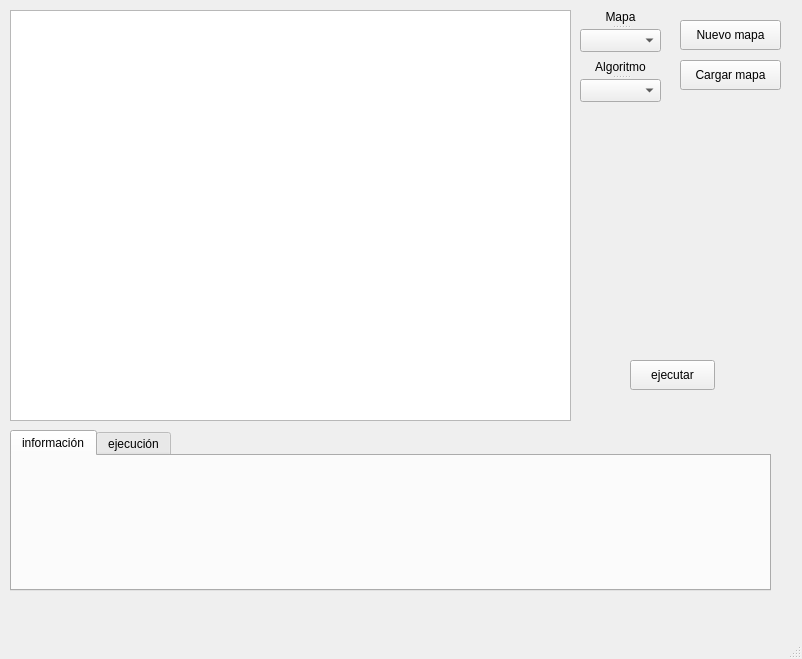
The window that gui_src/tsp_gui.ui (Bercero/Tsp_coa) describes before a commit, drawn with Qt 5.
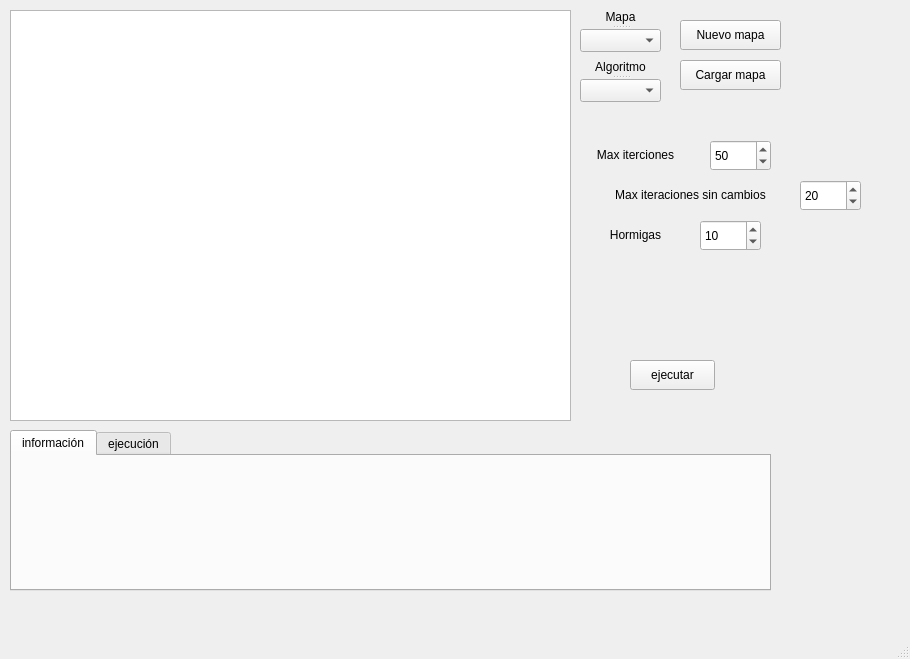
The same window after the commit.

Commit message: voy a cambiar algunas cosas en la gui, esto es un respaldo

```diff
--- a/gui_src/tsp_gui.ui
+++ b/gui_src/tsp_gui.ui
@@ -6,7 +6,7 @@
    <rect>
     <x>0</x>
     <y>0</y>
-    <width>802</width>
+    <width>910</width>
     <height>659</height>
    </rect>
   </property>
@@ -124,6 +124,102 @@
      </rect>
     </property>
    </widget>
+   <widget class="QSpinBox" name="itSpinBox">
+    <property name="geometry">
+     <rect>
+      <x>710</x>
+      <y>140</y>
+      <width>61</width>
+      <height>31</height>
+     </rect>
+    </property>
+    <property name="minimum">
+     <number>1</number>
+    </property>
+    <property name="maximum">
+     <number>1000</number>
+    </property>
+    <property name="value">
+     <number>50</number>
+    </property>
+   </widget>
+   <widget class="QLabel" name="itLabel">
+    <property name="geometry">
+     <rect>
+      <x>580</x>
+      <y>140</y>
+      <width>111</width>
+      <height>31</height>
+     </rect>
+    </property>
+    <property name="text">
+     <string>&lt;html&gt;&lt;head/&gt;&lt;body&gt;&lt;p align=&quot;center&quot;&gt;Max iterciones&lt;/p&gt;&lt;/body&gt;&lt;/html&gt;</string>
+    </property>
+   </widget>
+   <widget class="QLabel" name="itSCLabel">
+    <property name="geometry">
+     <rect>
+      <x>590</x>
+      <y>180</y>
+      <width>201</width>
+      <height>31</height>
+     </rect>
+    </property>
+    <property name="text">
+     <string>&lt;html&gt;&lt;head/&gt;&lt;body&gt;&lt;p align=&quot;center&quot;&gt;Max iteraciones sin cambios&lt;/p&gt;&lt;/body&gt;&lt;/html&gt;</string>
+    </property>
+   </widget>
+   <widget class="QSpinBox" name="itSCBox">
+    <property name="geometry">
+     <rect>
+      <x>800</x>
+      <y>180</y>
+      <width>61</width>
+      <height>31</height>
+     </rect>
+    </property>
+    <property name="minimum">
+     <number>1</number>
+    </property>
+    <property name="maximum">
+     <number>1000</number>
+    </property>
+    <property name="value">
+     <number>20</number>
+    </property>
+   </widget>
+   <widget class="QSpinBox" name="nhSCBox">
+    <property name="geometry">
+     <rect>
+      <x>700</x>
+      <y>220</y>
+      <width>61</width>
+      <height>31</height>
+     </rect>
+    </property>
+    <property name="minimum">
+     <number>1</number>
+    </property>
+    <property name="maximum">
+     <number>50</number>
+    </property>
+    <property name="value">
+     <number>10</number>
+    </property>
+   </widget>
+   <widget class="QLabel" name="nhLabel">
+    <property name="geometry">
+     <rect>
+      <x>580</x>
+      <y>220</y>
+      <width>111</width>
+      <height>31</height>
+     </rect>
+    </property>
+    <property name="text">
+     <string>&lt;html&gt;&lt;head/&gt;&lt;body&gt;&lt;p align=&quot;center&quot;&gt;Hormigas&lt;/p&gt;&lt;/body&gt;&lt;/html&gt;</string>
+    </property>
+   </widget>
   </widget>
   <widget class="QMenuBar" name="menubar">
    <property name="geometry">
```
Left out of the diff: 4 changed lines with no effect on the pictures. The commit also changes 3 other files.
